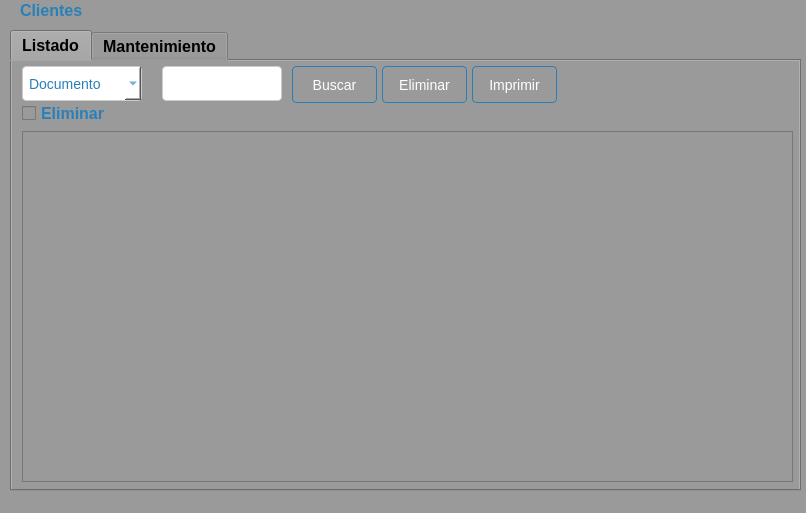
The window that Sistema de ventas/ui/FrmCliente.ui (CodeDrTech/DevelopPython) describes before a commit, drawn with Qt 5.
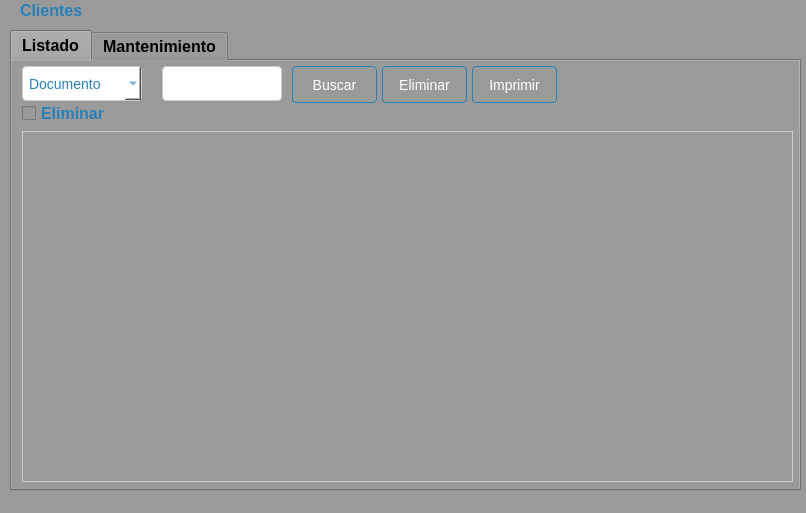
The same window after the commit.

Diff of the .ui file:
```diff
--- a/Sistema de ventas/ui/FrmCliente.ui
+++ b/Sistema de ventas/ui/FrmCliente.ui
@@ -304,6 +304,53 @@
         <height>351</height>
        </rect>
       </property>
+      <property name="styleSheet">
+       <string notr="true">QTableView {
+    background-color: #9a9a9a;
+    border: 1px solid #cccccc;
+    selection-background-color: #3498db;
+    selection-color: #ffffff;
+}
+
+QTableView QHeaderView {
+    background-color: #d3d3d3;
+    color: #333333;
+    border: none;
+}
+
+QTableView QHeaderView::section {
+    background-color: #bbbbbb;
+    color: #333333;
+    padding: 6px;
+    border: 1px solid #cccccc;
+}
+
+QTableView QHeaderView::section:checked {
+    background-color: #3498db;
+    color: #ffffff;
+}
+
+QTableView::item {
+    padding: 6px;
+}
+
+QTableView::item:selected {
+    background-color: #3498db;
+    color: #ffffff;
+}
+
+QTableView::item:focus {
+    background-color: #3498db;
+    color: #ffffff;
+    outline: none;
+}
+
+QTableView::item:hover {
+    background-color: #d3d3d3;
+    color: #333333;
+}
+</string>
+      </property>
      </widget>
      <widget class="QComboBox" name="comboBox">
       <property name="geometry">
```
